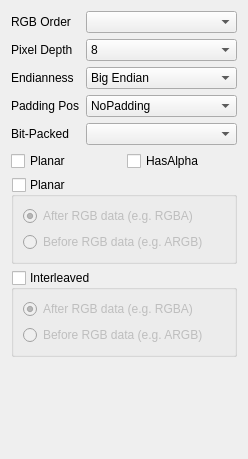
The window that YUViewLib/ui/videoHandlerRGB_CustomFormatDialog.ui (FaiScofield/YUView) describes before a commit, drawn with Qt 5.
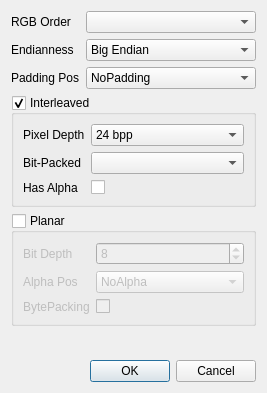
The same window after the commit.

Patch:
```diff
--- a/YUViewLib/ui/videoHandlerRGB_CustomFormatDialog.ui
+++ b/YUViewLib/ui/videoHandlerRGB_CustomFormatDialog.ui
@@ -1,13 +1,13 @@
 <?xml version="1.0" encoding="UTF-8"?>
 <ui version="4.0">
  <class>CustomRGBFormatDialog</class>
- <widget class="QWidget" name="CustomRGBFormatDialog">
+ <widget class="QDialog" name="CustomRGBFormatDialog">
   <property name="geometry">
    <rect>
     <x>0</x>
     <y>0</y>
-    <width>248</width>
-    <height>459</height>
+    <width>267</width>
+    <height>393</height>
    </rect>
   </property>
   <property name="windowTitle">
@@ -34,47 +34,13 @@
       </widget>
      </item>
      <item row="1" column="0">
-      <widget class="QLabel" name="labelPixelDepth">
-       <property name="toolTip">
-        <string>&lt;html&gt;&lt;head/&gt;&lt;body&gt;&lt;p&gt;How many bits per color component are there? &lt;/p&gt;&lt;p&gt;If the bit depth is greater than 8, we will assume multiple bytes per component.&lt;/p&gt;&lt;/body&gt;&lt;/html&gt;</string>
-       </property>
-       <property name="text">
-        <string>Pixel Depth</string>
-       </property>
-      </widget>
-     </item>
-     <item row="1" column="1">
-      <widget class="QComboBox" name="comboBoxPixelDepth">
-       <item>
-        <property name="text">
-         <string>8</string>
-        </property>
-       </item>
-       <item>
-        <property name="text">
-         <string>16</string>
-        </property>
-       </item>
-       <item>
-        <property name="text">
-         <string>24</string>
-        </property>
-       </item>
-       <item>
-        <property name="text">
-         <string>32</string>
-        </property>
-       </item>
-      </widget>
-     </item>
-     <item row="2" column="0">
       <widget class="QLabel" name="labelEndianess">
        <property name="text">
         <string>Endianness</string>
        </property>
       </widget>
      </item>
-     <item row="2" column="1">
+     <item row="1" column="1">
       <widget class="QComboBox" name="comboBoxEndianness">
        <item>
         <property name="text">
@@ -88,15 +54,8 @@
        </item>
       </widget>
      </item>
-     <item row="3" column="0">
-      <widget class="QLabel" name="labelAlphaX">
-       <property name="text">
-        <string>Padding Pos</string>
-       </property>
-      </widget>
-     </item>
-     <item row="3" column="1">
-      <widget class="QComboBox" name="comboBoxAlphaX">
+     <item row="2" column="1">
+      <widget class="QComboBox" name="comboBoxPaddingPos">
        <item>
         <property name="text">
          <string>NoPadding</string>
@@ -114,76 +73,17 @@
        </item>
       </widget>
      </item>
-     <item row="4" column="0">
-      <widget class="QLabel" name="labelBitPacked">
+     <item row="2" column="0">
+      <widget class="QLabel" name="labelPaddingPos">
        <property name="text">
-        <string>Bit-Packed</string>
+        <string>Padding Pos</string>
        </property>
       </widget>
      </item>
-     <item row="4" column="1">
-      <widget class="QComboBox" name="comboBoxBitPacked"/>
-     </item>
     </layout>
    </item>
    <item>
-    <layout class="QHBoxLayout" name="horizontalLayout">
-     <item>
-      <widget class="QCheckBox" name="planarCheckBox">
-       <property name="toolTip">
-        <string>&lt;html&gt;&lt;head/&gt;&lt;body&gt;&lt;p&gt;&lt;span style=&quot; font-weight:600;&quot;&gt;Planar&lt;/span&gt;: All values of each color component are collocated in the file. The file is organized by color planes. (E.g.: RRRRGGGGBBBB)&lt;/p&gt;&lt;p&gt;&lt;span style=&quot; font-weight:600;&quot;&gt;Non planar&lt;/span&gt;: All components of each pixel are collocated in the file. The file is organized by pixels. (E.g.: RGBRGBRGBRGB)&lt;/p&gt;&lt;/body&gt;&lt;/html&gt;</string>
-       </property>
-       <property name="text">
-        <string>Planar</string>
-       </property>
-      </widget>
-     </item>
-     <item>
-      <widget class="QCheckBox" name="hasAlphaCheckBox">
-       <property name="text">
-        <string>HasAlpha</string>
-       </property>
-      </widget>
-     </item>
-    </layout>
-   </item>
-   <item>
-    <widget class="QGroupBox" name="alphaChannelGroupBox">
-     <property name="title">
-      <string>Planar</string>
-     </property>
-     <property name="checkable">
-      <bool>true</bool>
-     </property>
-     <property name="checked">
-      <bool>false</bool>
-     </property>
-     <layout class="QVBoxLayout" name="verticalLayout_2">
-      <item>
-       <widget class="QRadioButton" name="afterRGBRadioButton">
-        <property name="text">
-         <string>After RGB data (e.g. RGBA)</string>
-        </property>
-        <property name="checked">
-         <bool>true</bool>
-        </property>
-       </widget>
-      </item>
-      <item>
-       <widget class="QRadioButton" name="beforeRGBRadioButton">
-        <property name="text">
-         <string>Before RGB data (e.g. ARGB)</string>
-        </property>
-        <property name="checked">
-         <bool>false</bool>
-        </property>
-       </widget>
-      </item>
-     </layout>
-    </widget>
-   </item>
-   <item>
-    <widget class="QGroupBox" name="alphaChannelGroupBox_2">
+    <widget class="QGroupBox" name="groupBoxInterleaved">
      <property name="title">
       <string>Interleaved</string>
      </property>
@@ -191,28 +91,167 @@
       <bool>true</bool>
      </property>
      <property name="checked">
-      <bool>false</bool>
+      <bool>true</bool>
      </property>
      <layout class="QVBoxLayout" name="verticalLayout_3">
       <item>
-       <widget class="QRadioButton" name="afterRGBRadioButton_2">
-        <property name="text">
-         <string>After RGB data (e.g. RGBA)</string>
-        </property>
-        <property name="checked">
-         <bool>true</bool>
-        </property>
-       </widget>
+       <layout class="QFormLayout" name="formLayout_3">
+        <item row="0" column="0">
+         <widget class="QLabel" name="labelPixelDepth">
+          <property name="toolTip">
+           <string>&lt;html&gt;&lt;head/&gt;&lt;body&gt;&lt;p&gt;How many bits per color component are there? &lt;/p&gt;&lt;p&gt;If the bit depth is greater than 8, we will assume multiple bytes per component.&lt;/p&gt;&lt;/body&gt;&lt;/html&gt;</string>
+          </property>
+          <property name="text">
+           <string>Pixel Depth</string>
+          </property>
+         </widget>
+        </item>
+        <item row="0" column="1">
+         <widget class="QComboBox" name="comboBoxPixelDepth">
+          <property name="currentIndex">
+           <number>2</number>
+          </property>
+          <item>
+           <property name="text">
+            <string>8 bpp</string>
+           </property>
+          </item>
+          <item>
+           <property name="text">
+            <string>16 bpp</string>
+           </property>
+          </item>
+          <item>
+           <property name="text">
+            <string>24 bpp</string>
+           </property>
+          </item>
+          <item>
+           <property name="text">
+            <string>32 bpp</string>
+           </property>
+          </item>
+         </widget>
+        </item>
+        <item row="1" column="0">
+         <widget class="QLabel" name="labelBitPacked">
+          <property name="text">
+           <string>Bit-Packed</string>
+          </property>
+         </widget>
+        </item>
+        <item row="1" column="1">
+         <widget class="QComboBox" name="comboBoxBitPacked"/>
+        </item>
+        <item row="2" column="1">
+         <widget class="QCheckBox" name="checkBoxHasAlpha">
+          <property name="toolTip">
+           <string>&lt;html&gt;&lt;head/&gt;&lt;body&gt;&lt;p&gt;Are bytes packed on a bit basis? E.g: Four 10-bit values can be saved using 5 bytes.&lt;/p&gt;&lt;/body&gt;&lt;/html&gt;</string>
+          </property>
+          <property name="whatsThis">
+           <string>&lt;html&gt;&lt;head/&gt;&lt;body&gt;&lt;p&gt;Are bytes packed on a bit basis? E.g: Four 10-bit values can be saved using 5 bytes.&lt;/p&gt;&lt;/body&gt;&lt;/html&gt;</string>
+          </property>
+          <property name="text">
+           <string/>
+          </property>
+         </widget>
+        </item>
+        <item row="2" column="0">
+         <widget class="QLabel" name="labelHasAlpha">
+          <property name="text">
+           <string>Has Alpha</string>
+          </property>
+         </widget>
+        </item>
+       </layout>
       </item>
+     </layout>
+    </widget>
+   </item>
+   <item>
+    <widget class="QGroupBox" name="groupBoxPlanar">
+     <property name="title">
+      <string>Planar</string>
+     </property>
+     <property name="checkable">
+      <bool>true</bool>
+     </property>
+     <property name="checked">
+      <bool>false</bool>
+     </property>
+     <layout class="QVBoxLayout" name="verticalLayout_2">
       <item>
-       <widget class="QRadioButton" name="beforeRGBRadioButton_2">
-        <property name="text">
-         <string>Before RGB data (e.g. ARGB)</string>
-        </property>
-        <property name="checked">
-         <bool>false</bool>
-        </property>
-       </widget>
+       <layout class="QFormLayout" name="formLayout_2">
+        <item row="0" column="0">
+         <widget class="QLabel" name="labelBitDepth">
+          <property name="toolTip">
+           <string>&lt;html&gt;&lt;head/&gt;&lt;body&gt;&lt;p&gt;How many bits per color component are there? &lt;/p&gt;&lt;p&gt;If the bit depth is greater than 8, we will assume multiple bytes per component.&lt;/p&gt;&lt;/body&gt;&lt;/html&gt;</string>
+          </property>
+          <property name="text">
+           <string>Bit Depth</string>
+          </property>
+         </widget>
+        </item>
+        <item row="0" column="1">
+         <widget class="QSpinBox" name="bitDepthSpinBox">
+          <property name="toolTip">
+           <string>&lt;html&gt;&lt;head/&gt;&lt;body&gt;&lt;p&gt;How many bits per color component are there? If the bit depth is greater than 8, we will assume multiple bytes per component.&lt;/p&gt;&lt;/body&gt;&lt;/html&gt;</string>
+          </property>
+          <property name="minimum">
+           <number>1</number>
+          </property>
+          <property name="value">
+           <number>8</number>
+          </property>
+         </widget>
+        </item>
+        <item row="1" column="0">
+         <widget class="QLabel" name="labelAlphaPos">
+          <property name="text">
+           <string>Alpha Pos</string>
+          </property>
+         </widget>
+        </item>
+        <item row="1" column="1">
+         <widget class="QComboBox" name="comboBoxAlphaPos">
+          <item>
+           <property name="text">
+            <string>NoAlpha</string>
+           </property>
+          </item>
+          <item>
+           <property name="text">
+            <string>BeforeRgb (First)</string>
+           </property>
+          </item>
+          <item>
+           <property name="text">
+            <string>AfterRgb (Last)</string>
+           </property>
+          </item>
+         </widget>
+        </item>
+        <item row="2" column="0">
+         <widget class="QLabel" name="labelBytePacking">
+          <property name="text">
+           <string>BytePacking</string>
+          </property>
+         </widget>
+        </item>
+        <item row="2" column="1">
+         <widget class="QCheckBox" name="checkBoxBytePacking">
+          <property name="toolTip">
+           <string>&lt;html&gt;&lt;head/&gt;&lt;body&gt;&lt;p&gt;Are bytes packed on a bit basis? E.g: Four 10-bit values can be saved using 5 bytes.&lt;/p&gt;&lt;/body&gt;&lt;/html&gt;</string>
+          </property>
+          <property name="whatsThis">
+           <string>&lt;html&gt;&lt;head/&gt;&lt;body&gt;&lt;p&gt;Are bytes packed on a bit basis? E.g: Four 10-bit values can be saved using 5 bytes.&lt;/p&gt;&lt;/body&gt;&lt;/html&gt;</string>
+          </property>
+          <property name="text">
+           <string/>
+          </property>
+         </widget>
+        </item>
+       </layout>
       </item>
      </layout>
     </widget>
@@ -230,6 +269,16 @@
      </property>
     </spacer>
    </item>
+   <item>
+    <widget class="QDialogButtonBox" name="buttonBox">
+     <property name="orientation">
+      <enum>Qt::Horizontal</enum>
+     </property>
+     <property name="standardButtons">
+      <set>QDialogButtonBox::Cancel|QDialogButtonBox::Ok</set>
+     </property>
+    </widget>
+   </item>
   </layout>
  </widget>
  <tabstops>
```
Left out of the diff: 36 changed lines with no effect on the pictures.
